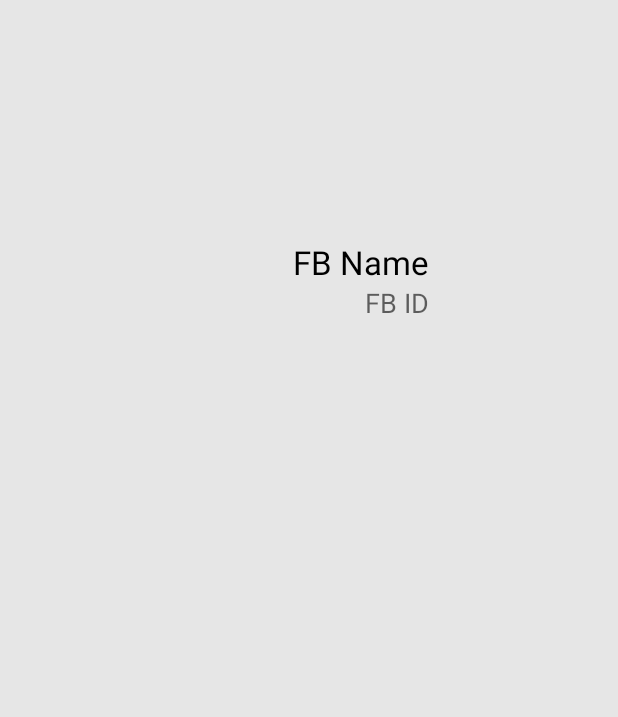
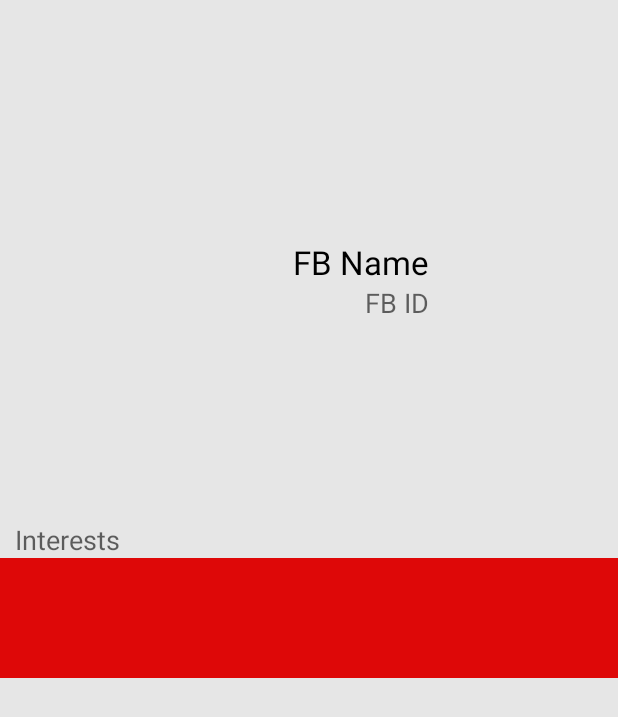
Before and after one commit to lii2/Someonew, an Android app: the ProfileActivity screen opened directly, with no data from a screen before it, on a phone screen of 412 x 824 dp. Shown: the top 717 px of the screen. Run offline under Robolectric (Android 15) with nearby library versions, the light colour scheme and no system bars; our stand-ins replace FlexboxLayout; libraries missing offline, so code that uses them is left out: com.facebook; 4 statements that could not run were skipped.

Commit message:
interest bar
changed interest bar to flexbox

```diff
--- a/app/build.gradle
+++ b/app/build.gradle
@@ -25,4 +25,5 @@ dependencies {
     compile 'com.facebook.android:facebook-android-sdk:[4,5)'
     compile 'com.android.support:appcompat-v7:23.4.0'
     compile 'com.android.support:support-v4:23.4.0'
+    compile 'com.google.android:flexbox:0.2.2'
 }
--- a/app/src/main/res/layout/activity_profile.xml
+++ b/app/src/main/res/layout/activity_profile.xml
@@ -39,4 +39,72 @@
         android:layout_alignRight="@+id/FBname"
         android:layout_alignEnd="@+id/FBname" />
 
+    <com.google.android.flexbox.FlexboxLayout
+        xmlns:android="http://schemas.android.com/apk/res/android"
+        xmlns:app="http://schemas.android.com/apk/res-auto"
+        android:id="@+id/interestsContainer"
+        android:layout_width="match_parent"
+        android:layout_height="80dip"
+        android:background="@color/red"
+        android:layout_centerVertical="true"
+        android:layout_alignParentLeft="true"
+        android:layout_alignParentStart="true"
+        app:flexWrap="wrap"
+        app:alignItems="stretch"
+        app:alignContent="stretch" >
+
+        <TextView
+            android:id="@+id/textview1"
+            android:layout_width="80dp"
+            android:layout_height="match_parent"
+            app:layout_flexBasisPercent="20%"
+            />
+
+        <TextView
+            android:id="@+id/logoview1"
+            android:layout_width="120dp"
+            android:layout_height="match_parent"
+            app:layout_flexBasisPercent="20%"
+            />
+
+        <TextView
+            android:id="@+id/logoview2"
+            android:layout_width="120dp"
+            android:layout_height="match_parent"
+            app:layout_flexBasisPercent="20%"
+            />
+
+        <TextView
+            android:id="@+id/logoview3"
+            android:layout_width="120dp"
+            android:layout_height="match_parent"
+            app:layout_flexBasisPercent="20%"
+            />
+
+        <TextView
+            android:id="@+id/logoview4"
+            android:layout_width="120dp"
+            android:layout_height="match_parent"
+            app:layout_flexBasisPercent="20%"
+            />
+
+        <TextView
+            android:id="@+id/logoview5"
+            android:layout_width="120dp"
+            android:layout_height="match_parent"
+            app:layout_flexBasisPercent="20%"
+            />
+    </com.google.android.flexbox.FlexboxLayout>
+
+    <TextView
+        android:layout_width="wrap_content"
+        android:layout_height="wrap_content"
+        android:textAppearance="?android:attr/textAppearanceMedium"
+        android:text="Interests"
+        android:id="@+id/textView3"
+        android:layout_above="@+id/interestsContainer"
+        android:layout_alignParentLeft="true"
+        android:layout_alignParentStart="true"
+        android:layout_marginLeft="10dip"/>
+
 </RelativeLayout>
```
Also changed, not shown: app/src/main/java/com/example/yjlii/someonew/InterestManager.java (added, +45 -0 lines), 2 other files.
